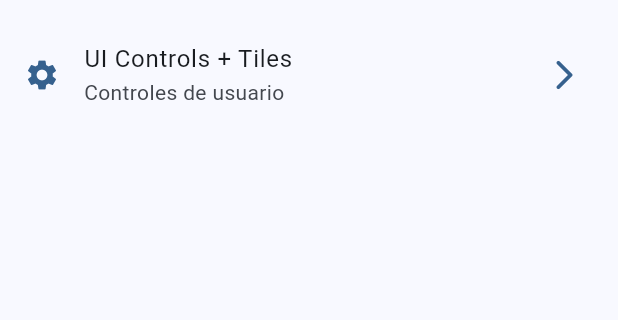
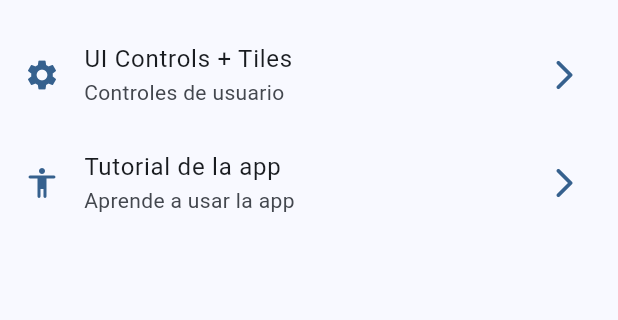
Before and after one commit to DanielDevHN/widgetsFlutterApp, a Flutter app: the screen it shows after launch, on a phone screen of 412 x 824 dp, the part 603-923 px from its top. Run offline on Flutter 3.47's test engine with Material 2 defaults, Android fonts, the phone set to English and light mode, and no system bars; our stand-ins replace go_router.

Commit message:
App tutorial screen added

```diff
--- a/lib/config/menu/menu_items.dart
+++ b/lib/config/menu/menu_items.dart
@@ -51,4 +51,10 @@ const appMenuItems = <MenuItem>[
     link: '/ui_controls',
     icon: Icons.settings,
   ),
+  MenuItem(
+    title: 'Tutorial de la app',
+    subTitle: 'Aprende a usar la app',
+    link: '/app_tutorial',
+    icon: Icons.accessibility_rounded,
+  ),
 ];
--- a/lib/config/router/app_router.dart
+++ b/lib/config/router/app_router.dart
@@ -40,5 +40,10 @@ final appRouter = GoRouter(
       name: UiControlsScreen.name,
       builder: (context, state) => const UiControlsScreen(),
     ),
+    GoRoute(
+      path: '/app_tutorial',
+      name: AppTutorialScreen.name,
+      builder: (context, state) => const AppTutorialScreen(),
+    ),
   ],
 );
```
Also changed, not shown: lib/presentation/screens/app_tutorial/app_tutorial_screen.dart (+13 -2 lines).
